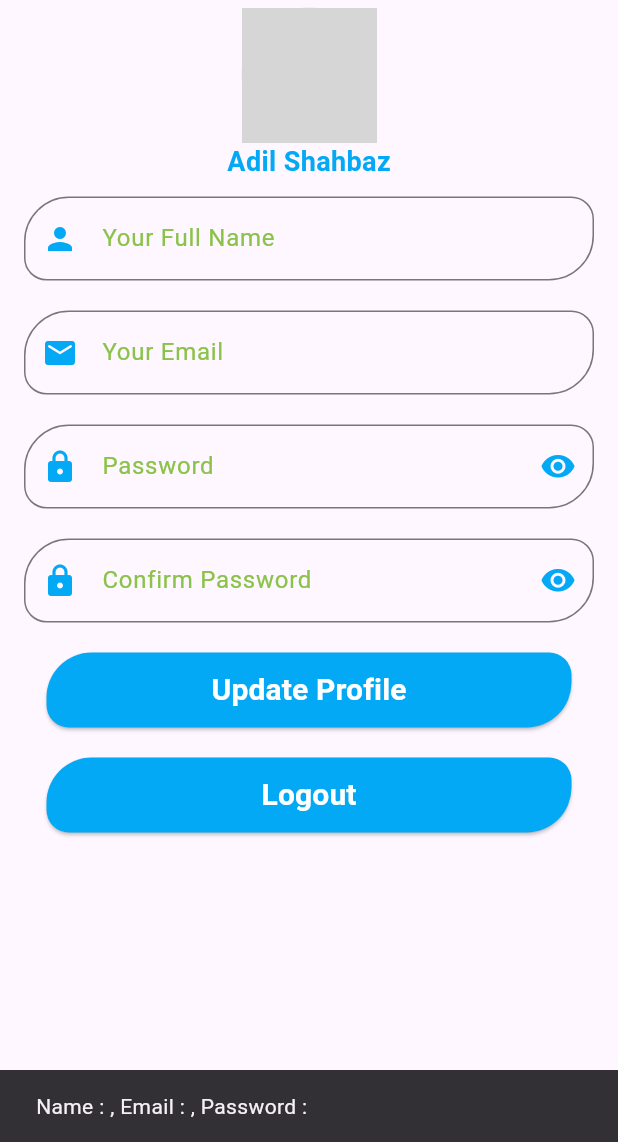
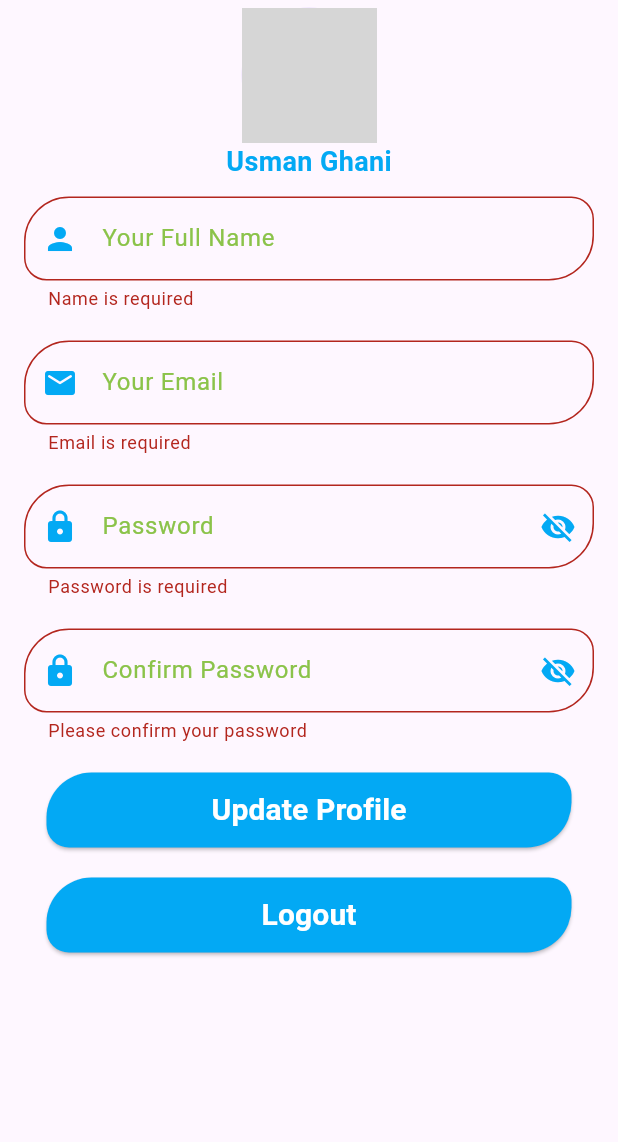
Before and after one commit to usmangtalha/musandam_profile_page, a Flutter app: the screen it shows after launch, after a tap on "Update Profile", on a phone screen of 412 x 824 dp, the part 94-1236 px from its top. Run offline on Flutter 3.47's test engine with Material 3 defaults, Android fonts, the phone set to English and light mode, and no system bars; grey boxes are pictures that could not be loaded.

Commit message:
Musandam profile page updated

```diff
--- a/lib/main.dart
+++ b/lib/main.dart
@@ -29,22 +29,33 @@ class ProfileScreen extends StatefulWidget {
 }
 
 class _ProfileScreenState extends State<ProfileScreen> {
+  final formKey = GlobalKey<FormState>();
+
   TextEditingController nameController = TextEditingController();
   TextEditingController emailController = TextEditingController();
   TextEditingController passwordController = TextEditingController();
+  TextEditingController confirmPasswordController = TextEditingController();
+
+  bool isPasswordVisible = false;
+  bool isConfirmPasswordVisible = false;
 
   void printValue() {
+    if (formKey.currentState!.validate()) {
       String name = nameController.text;
       String email = emailController.text;
       String password = passwordController.text;
+
       debugPrint('Name : $name');
       debugPrint('Email : $email');
       debugPrint('Password : $password');
+
       ScaffoldMessenger.of(context).showSnackBar(
         SnackBar(
-        content: Text('Name : $name, Email : $email, Password : $password'),
+          content: Text('Profile Updated Successfully!'),
+          backgroundColor: Colors.lightGreen,
         ),
       );
+    }
   }
 
   void exitApp() {
@@ -56,6 +67,8 @@ class _ProfileScreenState extends State<ProfileScreen> {
     return Scaffold(
       body: SafeArea(
         child: SingleChildScrollView(
+          child: Form(
+            key: formKey,
             child: Column(
               mainAxisAlignment: MainAxisAlignment.start,
               children: <Widget>[
@@ -81,7 +94,7 @@ class _ProfileScreenState extends State<ProfileScreen> {
                   backgroundImage: AssetImage('images/avatar.png'),
                 ),
                 Text(
-                'Adil Shahbaz',
+                  'Usman Ghani',
                   style: TextStyle(
                       fontSize: 18,
                       fontWeight: FontWeight.bold,
@@ -91,29 +104,72 @@ class _ProfileScreenState extends State<ProfileScreen> {
                   hintText: 'Your Full Name',
                   icon: Icons.person,
                   obscureText: false,
-                icon_visibility: null,
                   controller: nameController,
+                  validator: (value) {
+                    if (value == null || value.trim().isEmpty) {
+                      return "Name is required";
+                    }
+                    return null;
+                  },
                 ),
                 CustomTextField(
                   hintText: 'Your Email',
                   icon: Icons.email_rounded,
                   obscureText: false,
-                icon_visibility: null,
                   controller: emailController,
+                  validator: (value) {
+                    if (value == null || value.trim().isEmpty) {
+                      return "Email is required";
+                    }
+                    if (!RegExp(
+                            r'^[a-zA-Z0-9._%+-]+@[a-zA-Z0-9.-]+\.[a-zA-Z]{2,}$')
+                        .hasMatch(value)) {
+                      return "Enter a valid email";
+                    }
+                    return null;
+                  },
                 ),
                 CustomTextField(
                   hintText: 'Password',
                   icon: Icons.lock_rounded,
-                obscureText: true,
-                icon_visibility: Icons.visibility_rounded,
+                  obscureText: !isPasswordVisible,
                   controller: passwordController,
+                  isPasswordField: true,
+                  toggleVisibility: () {
+                    setState(() {
+                      isPasswordVisible = !isPasswordVisible;
+                    });
+                  },
+                  validator: (value) {
+                    if (value == null || value.trim().isEmpty) {
+                      return "Password is required";
+                    }
+                    if (value.length < 6) {
+                      return "Password must be at least 6 characters";
+                    }
+                    return null;
+                  },
                 ),
                 CustomTextField(
                   hintText: 'Confirm Password',
                   icon: Icons.lock_rounded,
-                obscureText: true,
-                icon_visibility: Icons.visibility_rounded,
-                controller: null,
+                  obscureText: !isConfirmPasswordVisible,
+                  controller: confirmPasswordController,
+                  isPasswordField: true,
+                  toggleVisibility: () {
+                    setState(() {
+                      isConfirmPasswordVisible = !isConfirmPasswordVisible;
+                    });
+                  },
+                  validator: (value) {
+                    if (value == null || value.trim().isEmpty) {
+                      return "Please confirm your password";
+                    }
+                    if (value != passwordController.text) {
+                      return "Passwords do not match";
+                    }
+                    return null;
+                  },
                 ),
                 CustomButton(
                   text: 'Update Profile',
@@ -127,6 +183,7 @@ class _ProfileScreenState extends State<ProfileScreen> {
             ),
           ),
         ),
+      ),
     );
   }
 }
--- a/lib/textfield/text.dart
+++ b/lib/textfield/text.dart
@@ -3,35 +3,44 @@ import 'package:flutter/material.dart';
 class CustomTextField extends StatelessWidget {
   final String? hintText;
   final IconData? icon;
-  final IconData? icon_visibility;
   final bool obscureText;
-  final dynamic controller;
+  final TextEditingController controller;
+  final VoidCallback? toggleVisibility;
+  final bool isPasswordField;
+  final String? Function(String?)? validator;
 
   const CustomTextField({
     Key? key,
     required this.hintText,
     required this.icon,
-    required this.icon_visibility,
     required this.obscureText,
     required this.controller,
+    this.toggleVisibility,
+    this.isPasswordField = false,
+    this.validator,
 }) : super(key: key);
 
   @override
   Widget build(BuildContext context) {
     return Padding(
       padding: const EdgeInsets.symmetric(vertical: 10, horizontal: 16),
-      child: TextField(
+      child: TextFormField(
         controller: controller,
         obscureText: obscureText,
+        validator: validator,
         decoration: InputDecoration(
           prefixIcon: Icon(
             icon,
             color: Colors.lightBlue,
           ),
-          suffixIcon: Icon(
-            icon_visibility,
-            color: Colors.lightBlue,
-          ),
+          suffixIcon: isPasswordField ? IconButton(
+            icon: Icon(
+              obscureText ? Icons.visibility_off : Icons.visibility,
+              color: Colors.lightBlue,
+            ),
+            onPressed: toggleVisibility,
+          )
+          : null,
           border: OutlineInputBorder(
             borderRadius: BorderRadius.only(
               topLeft: Radius.circular(30),
```
Lines whose indentation alone changed are shown as unchanged.
